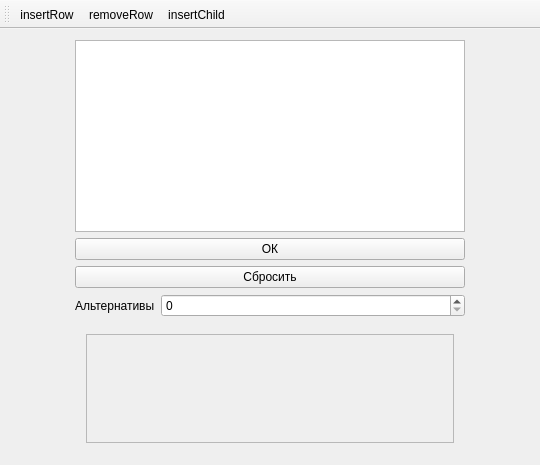
This is mainwindow.ui in slice312/AnalyticHierarchyProcess_qt as Qt 5 draws it before an edit. The edited form follows.
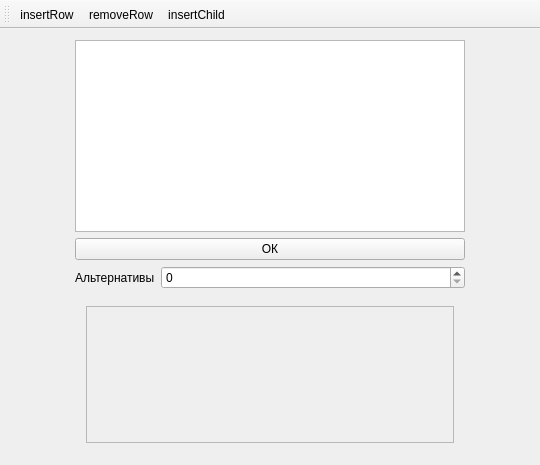
This is the edited form. Icons and pictures are not drawn.

```diff
--- a/mainwindow.ui
+++ b/mainwindow.ui
@@ -14,7 +14,7 @@
    <string>MainWindow</string>
   </property>
   <widget class="QWidget" name="mCentralWidget">
-   <layout class="QVBoxLayout" name="mMainLayout" stretch="0,0,0,0,1">
+   <layout class="QVBoxLayout" name="mMainLayout" stretch="0,0,0,1">
     <property name="leftMargin">
      <number>75</number>
     </property>
@@ -32,16 +32,9 @@
      </widget>
     </item>
     <item>
-     <widget class="QPushButton" name="mResetButton">
-      <property name="text">
-       <string>Сбросить</string>
-      </property>
-     </widget>
-    </item>
-    <item>
-     <layout class="QFormLayout" name="formLayout">
+     <layout class="QFormLayout" name="__formLayout">
       <item row="0" column="0">
-       <widget class="QLabel" name="label2">
+       <widget class="QLabel" name="__label">
         <property name="text">
          <string>Альтернативы</string>
         </property>
@@ -70,7 +63,7 @@
             <x>0</x>
             <y>0</y>
             <width>370</width>
-            <height>105</height>
+            <height>132</height>
            </rect>
           </property>
           <layout class="QVBoxLayout" name="mAltsNameVLayout"/>
```
Left out of the diff: 22 changed lines with no effect on the pictures.
